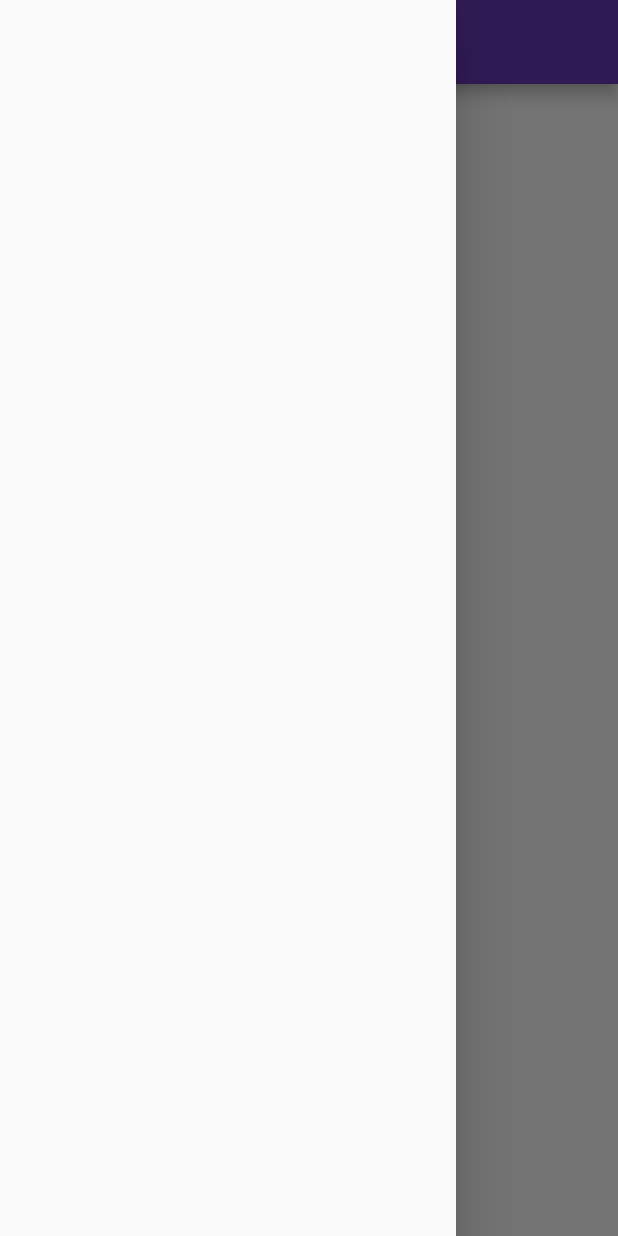
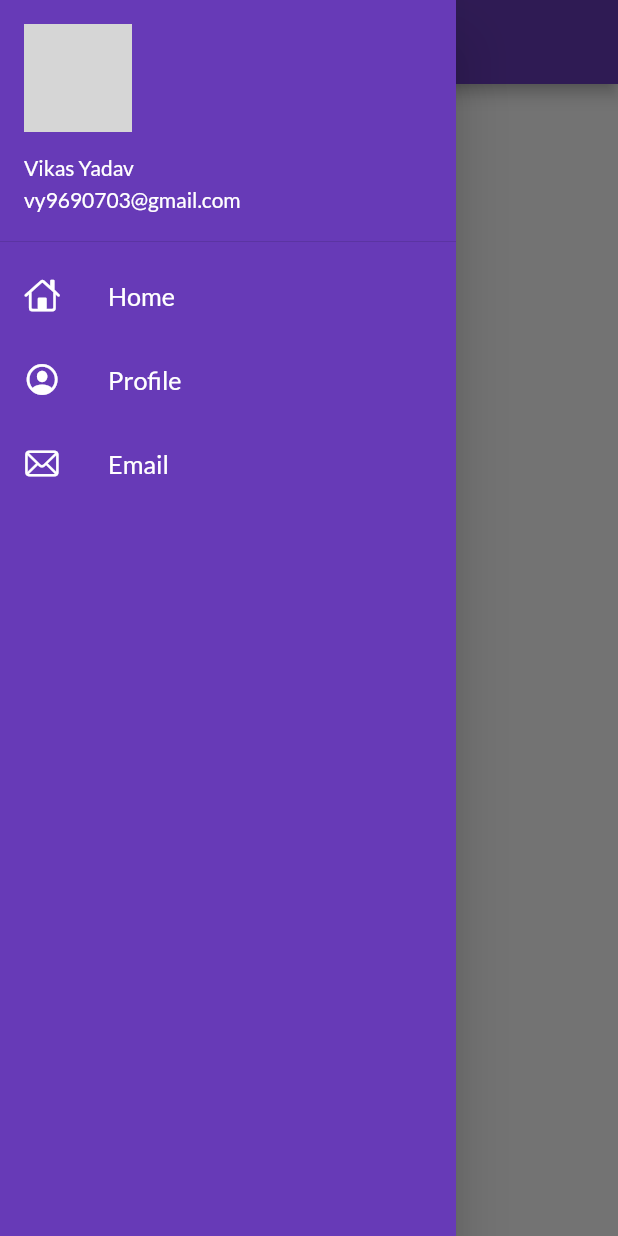
Before and after one commit to yadavvikas007/flutter-catalog-app, a Flutter app: the HomePage screen opened by its route, with the side drawer open, on a phone screen of 412 x 824 dp. Run offline on Flutter 3.47's test engine with Material 2 defaults, Android fonts, the phone set to English and light mode, and no system bars; our stand-ins replace google_fonts; network calls fail; grey boxes are pictures that could not be loaded.

Commit message:
Day 7 commit

```diff
--- a/lib/pages/home_page.dart
+++ b/lib/pages/home_page.dart
@@ -1,4 +1,5 @@
 import 'package:flutter/material.dart';
+import 'package:flutter_catalog/widgets/drawer.dart';
 
 class HomePage extends StatelessWidget {
   @override
@@ -8,7 +9,7 @@
         title: Text('Flutter Catalog'),
         centerTitle: true,
       ),
-      drawer: Drawer(),
+      drawer: MyDrawer(),
       body: Center(
         child: Container(
           child: Text('Welcome to my app'),
--- /dev/null
+++ b/lib/widgets/drawer.dart
@@ -0,0 +1,63 @@
+import 'package:flutter/cupertino.dart';
+import 'package:flutter/material.dart';
+
+class MyDrawer extends StatelessWidget {
+  final imageURL =
+      "https://static.wikia.nocookie.net/youtube/images/7/72/NinjaIcon.jpg/revision/latest?cb=20180917104619";
+  @override
+  Widget build(BuildContext context) {
+    return Drawer(
+      child: Container(
+        color: Colors.deepPurple,
+        child: ListView(
+          children: [
+            DrawerHeader(
+              padding: EdgeInsets.zero,
+              child: UserAccountsDrawerHeader(
+                margin: EdgeInsets.zero,
+                accountName: Text("Vikas Yadav"),
+                accountEmail: Text("vy9690703@gmail.com"),
+                currentAccountPicture: CircleAvatar(
+                  backgroundImage: NetworkImage(imageURL),
+                ),
+              ),
+            ),
+            ListTile(
+              leading: Icon(
+                CupertinoIcons.home,
+                color: Colors.white,
+              ),
+              title: Text(
+                "Home",
+                textScaleFactor: 1.2,
+                style: TextStyle(color: Colors.white),
+              ),
+            ),
+            ListTile(
+              leading: Icon(
+                CupertinoIcons.profile_circled,
+                color: Colors.white,
+              ),
+              title: Text(
+                "Profile",
+                textScaleFactor: 1.2,
+                style: TextStyle(color: Colors.white),
+              ),
+            ),
+            ListTile(
+              leading: Icon(
+                CupertinoIcons.mail,
+                color: Colors.white,
+              ),
+              title: Text(
+                "Email",
+                textScaleFactor: 1.2,
+                style: TextStyle(color: Colors.white),
+              ),
+            )
+          ],
+        ),
+      ),
+    );
+  }
+}
```
